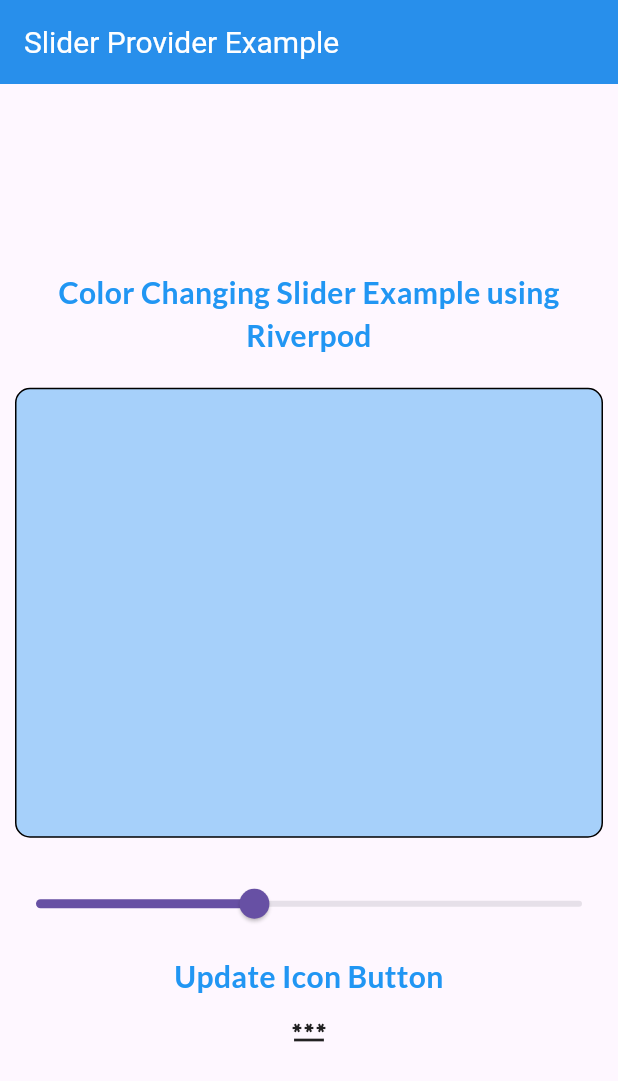
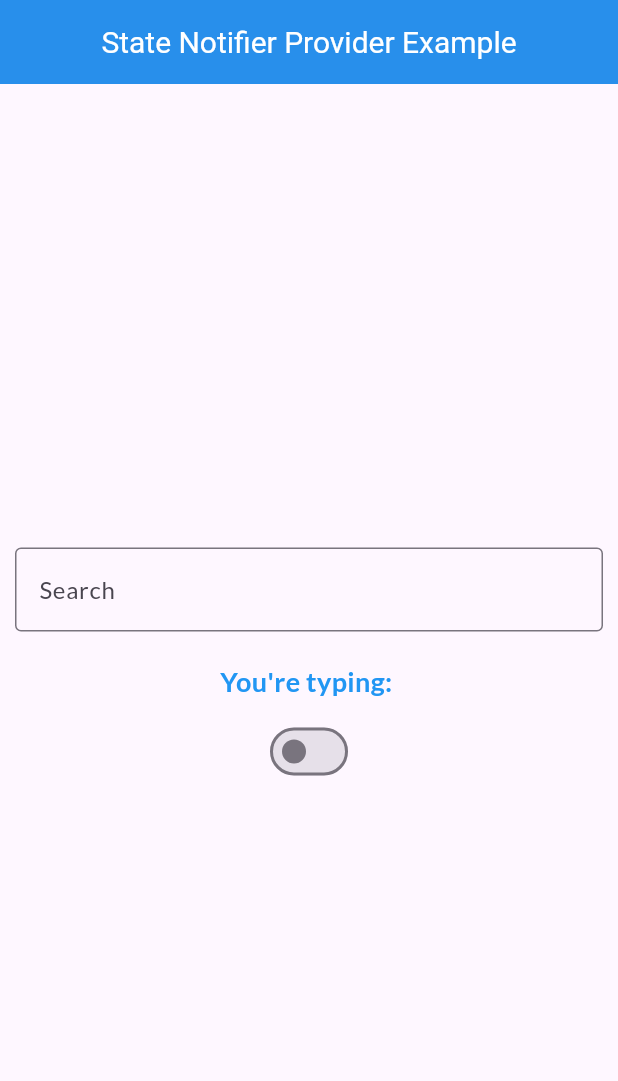
Before and after one commit to SoftEngAliijaz/todo_app_riverpod, a Flutter app: the screen it shows after launch, on a phone screen of 412 x 824 dp. Shown: the top 1081 px of the screen. Run offline on Flutter 3.47's test engine with Material 3 defaults, Android fonts, the phone set to English and light mode, and no system bars; our stand-ins replace flutter_riverpod, google_fonts.

Commit message:
Add search functionality with StateNotifierProvider and implement StateNotifierProviderScreen

```diff
--- a/lib/constants/app_providers.dart
+++ b/lib/constants/app_providers.dart
@@ -21,3 +21,39 @@ final sliderProvider = StateProvider<AppState>((ref) {
     showPassword: false,
   );
 });
+
+final searchProvider =
+    StateNotifierProvider<SearchNotifier, SearchState>((ref) {
+  return SearchNotifier();
+});
+
+class SearchNotifier extends StateNotifier<SearchState> {
+  SearchNotifier() : super(SearchState(search: '', isChanged: false));
+
+  void search(String query) {
+    state = state.copywith(search: query);
+  }
+
+  void onChanged(bool isChanged) {
+    state = state.copywith(isChanged: isChanged);
+  }
+}
+
+class SearchState {
+  final String search;
+  final bool isChanged;
+  SearchState({
+    required this.search,
+    required this.isChanged,
+  });
+
+  SearchState copywith({
+    String? search,
+    bool? isChanged,
+  }) {
+    return SearchState(
+      search: search ?? this.search,
+      isChanged: isChanged ?? this.isChanged,
+    );
+  }
+}
--- a/lib/main.dart
+++ b/lib/main.dart
@@ -1,7 +1,7 @@
 import 'package:flutter/material.dart';
 import 'package:flutter_riverpod/flutter_riverpod.dart';
 import 'package:google_fonts/google_fonts.dart';
-import 'package:todo_app_riverpod/provider_examples/slider_provider.dart';
+import 'package:todo_app_riverpod/provider_examples/state_notifier_provider.dart';
 
 void main() {
   runApp(const MyApp());
@@ -26,7 +26,7 @@ class MyApp extends StatelessWidget {
               titleTextStyle: TextStyle(color: Colors.white, fontSize: 20.0)),
           textTheme: GoogleFonts.latoTextTheme(Theme.of(context).textTheme),
         ),
-        home: SliderProviderScreen(),
+        home: StateNotifierProviderScreen(),
       ),
     );
   }
--- /dev/null
+++ b/lib/provider_examples/state_notifier_provider.dart
@@ -0,0 +1,59 @@
+import 'package:flutter/material.dart';
+import 'package:flutter_riverpod/flutter_riverpod.dart';
+import 'package:todo_app_riverpod/constants/app_providers.dart';
+
+class StateNotifierProviderScreen extends ConsumerWidget {
+  const StateNotifierProviderScreen({Key? key}) : super(key: key);
+  @override
+  Widget build(
+    BuildContext context,
+    WidgetRef ref,
+  ) {
+    return Scaffold(
+        appBar: AppBar(
+          title: Text('State Notifier Provider Example'),
+          centerTitle: true,
+        ),
+        body: Column(
+          spacing: 10.0,
+          mainAxisAlignment: MainAxisAlignment.center,
+          children: [
+            Container(
+              padding: EdgeInsets.all(10.0),
+              child: TextField(
+                decoration: InputDecoration(
+                  border: OutlineInputBorder(),
+                  labelText: 'Search',
+                  hintText: 'Type something...',
+                ),
+                onChanged: (value) {
+                  ref.read(searchProvider.notifier).search(value);
+                },
+              ),
+            ),
+            Consumer(builder: (ctx, ref, ch) {
+              final search = ref.watch(searchProvider);
+              return Text(
+                "You're typing: ${search.search}",
+                style: TextStyle(
+                  fontSize: 18,
+                  fontWeight: FontWeight.bold,
+                  color: Colors.blue,
+                ),
+              );
+            }),
+            Consumer(builder: (ctx, ref, ch) {
+              final isChanged = ref.watch(searchProvider.select((v) {
+                return v.isChanged;
+              }));
+
+              return Switch(
+                  value: isChanged,
+                  onChanged: (value) {
+                    ref.read(searchProvider.notifier).onChanged(value);
+                  });
+            })
+          ],
+        ));
+  }
+}
```
